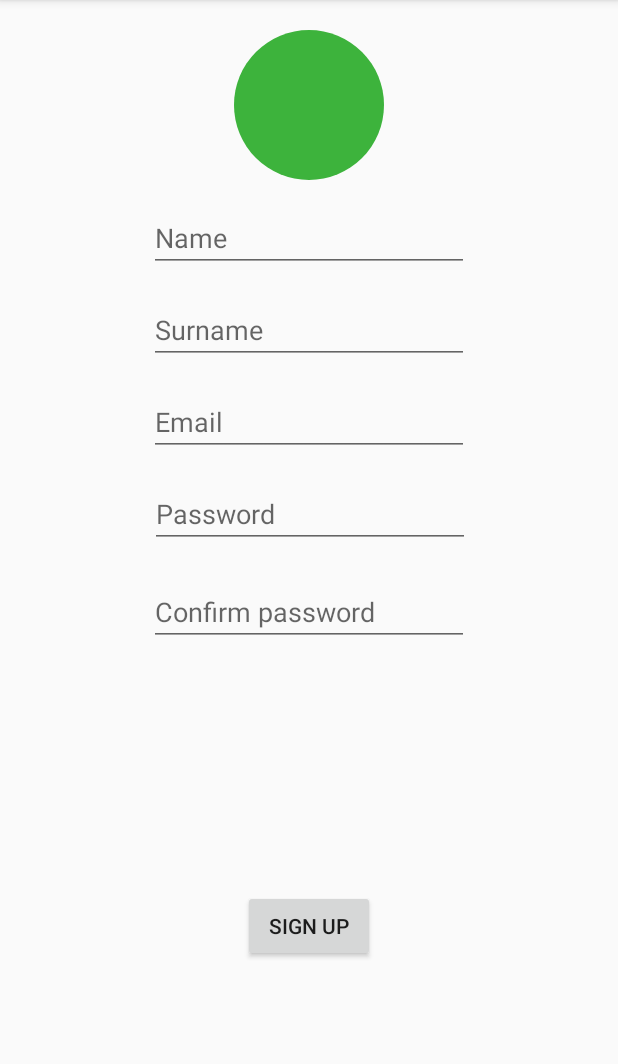
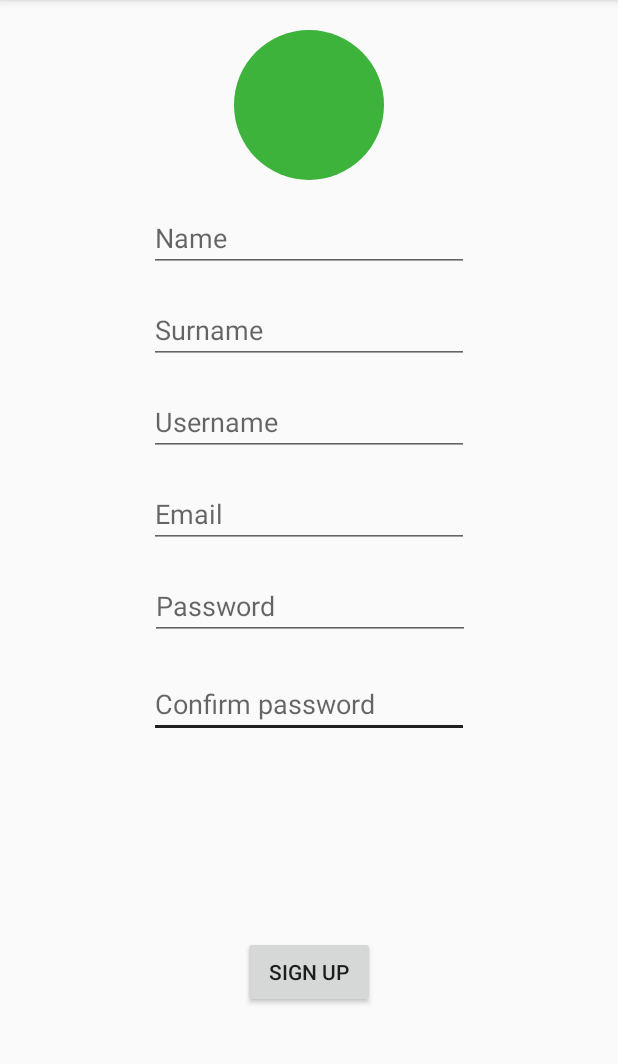
Before and after one commit to andrea07021981/WorkForceTracking, an Android app: the screen it shows after launch (LoginActivity), after a tap on "or Sign Up", on a phone screen of 412 x 824 dp, the part 84-1148 px from its top. Run offline under Robolectric (Android 15) with nearby library versions, the phone set to English and light mode, and no system bars; our stand-ins replace Room's generated code; libraries missing offline, so code that uses them is left out: android.arch.persistence.

Commit message:
Added signup save

```diff
--- a/app/src/main/java/com/projects/andreafranco/workforcetracking/ui/LoginFragment.java
+++ b/app/src/main/java/com/projects/andreafranco/workforcetracking/ui/LoginFragment.java
@@ -158,7 +158,7 @@
     private void closeKeyBoard() {
         InputMethodManager inputMethodManager = (InputMethodManager) getActivity().getSystemService(INPUT_METHOD_SERVICE);
         assert inputMethodManager != null;
-        if (inputMethodManager.isActive()) inputMethodManager.hideSoftInputFromWindow(Objects.requireNonNull(getActivity().getCurrentFocus()).getWindowToken(), 0);
+        if (inputMethodManager.isActive() && getActivity().getCurrentFocus() != null) inputMethodManager.hideSoftInputFromWindow(Objects.requireNonNull(getActivity().getCurrentFocus()).getWindowToken(), 0);
     }
 
     /**
--- a/app/src/main/java/com/projects/andreafranco/workforcetracking/ui/SignUpFragment.java
+++ b/app/src/main/java/com/projects/andreafranco/workforcetracking/ui/SignUpFragment.java
@@ -2,16 +2,12 @@
 
 import android.Manifest;
 import android.app.AlertDialog;
+import android.arch.lifecycle.ViewModelProviders;
 import android.content.Context;
 import android.content.Intent;
 import android.content.pm.PackageManager;
 import android.graphics.Bitmap;
-import android.graphics.Canvas;
 import android.graphics.Color;
-import android.graphics.Paint;
-import android.graphics.PorterDuff;
-import android.graphics.PorterDuffXfermode;
-import android.graphics.Rect;
 import android.graphics.drawable.GradientDrawable;
 import android.net.Uri;
 import android.os.Bundle;
@@ -30,8 +26,11 @@
 import android.widget.ImageView;
 
 import com.projects.andreafranco.workforcetracking.R;
+import com.projects.andreafranco.workforcetracking.local.entity.UserEntity;
+import com.projects.andreafranco.workforcetracking.viewmodel.UserViewModel;
 
 import java.io.IOException;
+import java.util.Date;
 import java.util.Random;
 
 import static android.app.Activity.RESULT_OK;
@@ -39,7 +38,7 @@
 /**
  * A simple {@link Fragment} subclass.
  * Activities that contain this fragment must implement the
- * {@link SignUpFragment.OnFragmentInteractionListener} interface
+ * {@link OnSignUpInteractionListener} interface
  * to handle interaction events.
  * Use the {@link SignUpFragment#newInstance} factory method to
  * create an instance of this fragment.
@@ -55,12 +54,13 @@
     private String mParam2;
 
     private ImageView mPictureImageView;
-    private EditText mNameEditText, mSurnameEditText, mEmailEditText, mPasswordEditText, mConfirmPasswordEditText;
+    private EditText mNameEditText, mSurnameEditText, mUserNameEditText, mEmailEditText, mPasswordEditText, mConfirmPasswordEditText;
     private Button mSignupButton;
     private Uri mProfileUri;
     private AlertDialog mAlertDialog;
 
-    private OnFragmentInteractionListener mListener;
+    private OnSignUpInteractionListener mListener;
+    private UserViewModel mUserViewModel;
 
     public SignUpFragment() {
         // Required empty public constructor
@@ -105,6 +105,7 @@
         mSignupButton.setOnClickListener(this::signUpClick);
         mNameEditText = view.findViewById(R.id.name_edittext);
         mSurnameEditText = view.findViewById(R.id.surname_edittext);
+        mUserNameEditText = view.findViewById(R.id.username_edittext);
         mEmailEditText = view.findViewById(R.id.email_edittext);
         mPasswordEditText = view.findViewById(R.id.password_edittext);
         mConfirmPasswordEditText = view.findViewById(R.id.confirm_password_editetext);
@@ -112,21 +113,17 @@
         AlertDialog.Builder builder = new AlertDialog.Builder(getActivity())
                 .setView(LayoutInflater.from(getActivity()).inflate(R.layout.progress_dialog, null));
         mAlertDialog = builder.create();
+
+        UserViewModel.Factory factory = new UserViewModel.Factory(getActivity().getApplication(), 0l);
+        mUserViewModel = ViewModelProviders.of(this, factory).get(UserViewModel.class);
         return view;
-    }
-
-    // TODO: Rename method, update argument and hook method into UI event
-    public void onButtonPressed(Uri uri) {
-        if (mListener != null) {
-            mListener.onFragmentInteraction(uri);
-        }
     }
 
     @Override
     public void onAttach(Context context) {
         super.onAttach(context);
-        if (context instanceof OnFragmentInteractionListener) {
-            mListener = (OnFragmentInteractionListener) context;
+        if (context instanceof OnSignUpInteractionListener) {
+            mListener = (OnSignUpInteractionListener) context;
         } else {
             throw new RuntimeException(context.toString()
                     + " must implement OnFragmentInteractionListener");
@@ -157,15 +154,23 @@
      * "http://developer.android.com/training/basics/fragments/communicating.html"
      * >Communicating with Other Fragments</a> for more information.
      */
-    public interface OnFragmentInteractionListener {
-        // TODO: Update argument type and name
-        void onFragmentInteraction(Uri uri);
+    public interface OnSignUpInteractionListener {
+        void onSavedUser();
     }
 
     public void signUpClick(View view) {
         if (checkMandatoryField()) {
-            //TODO save user on ws
             mAlertDialog.show();
+            //TODO it will be a call to ws in order to save the new user. Now we just save it local
+            mUserViewModel.createUser(new UserEntity(
+                    mNameEditText.getText().toString(),
+                    mSurnameEditText.getText().toString(),
+                    mUserNameEditText.getText().toString(),
+                    mEmailEditText.getText().toString(),
+                    mPasswordEditText.getText().toString(),
+                    new Date()));
+            mAlertDialog.dismiss();
+            mListener.onSavedUser();
         }
     }
 
--- a/app/src/main/java/com/projects/andreafranco/workforcetracking/ui/SingleFragmentActivity.java
+++ b/app/src/main/java/com/projects/andreafranco/workforcetracking/ui/SingleFragmentActivity.java
@@ -26,6 +26,7 @@
             fragmentContainer = createFragment();
             fm.beginTransaction()
                     .add(R.id.fragment_container, fragmentContainer, fragmentContainer.getClass().getSimpleName())
+                    .addToBackStack(fragmentContainer.getTag())
                     .commit();
         }
     }
--- a/app/src/main/res/layout/fragment_sign_up.xml
+++ b/app/src/main/res/layout/fragment_sign_up.xml
@@ -55,6 +55,18 @@
         app:layout_constraintTop_toBottomOf="@+id/name_edittext" />
 
     <EditText
+        android:id="@+id/username_edittext"
+        android:layout_width="wrap_content"
+        android:layout_height="wrap_content"
+        android:layout_marginTop="16dp"
+        android:ems="10"
+        android:hint="Username"
+        android:inputType="textPersonName"
+        app:layout_constraintEnd_toEndOf="parent"
+        app:layout_constraintStart_toStartOf="parent"
+        app:layout_constraintTop_toBottomOf="@+id/surname_edittext" />
+
+    <EditText
         android:id="@+id/email_edittext"
         android:layout_width="wrap_content"
         android:layout_height="wrap_content"
@@ -65,7 +77,7 @@
         app:layout_constraintEnd_toEndOf="parent"
         app:layout_constraintHorizontal_bias="0.5"
         app:layout_constraintStart_toStartOf="parent"
-        app:layout_constraintTop_toBottomOf="@+id/surname_edittext" />
+        app:layout_constraintTop_toBottomOf="@+id/username_edittext" />
 
     <EditText
         android:id="@+id/password_edittext"
```
Also changed, not shown: app/src/main/java/com/projects/andreafranco/workforcetracking/ui/LoginActivity.java (+30 -10 lines), app/src/main/java/com/projects/andreafranco/workforcetracking/ui/component/CustomDialogClass.java (added, +40 -0 lines), app/src/main/res/anim/slide_down.xml (deleted, +0 -7 lines), app/src/main/res/anim/slide_up.xml (deleted, +0 -7 lines), app/src/main/res/animator/slide_down.xml (added, +9 -0 lines), app/src/main/res/animator/slide_up.xml (added, +9 -0 lines), app/src/main/res/layout/custom_dialog.xml (added, +51 -0 lines).
